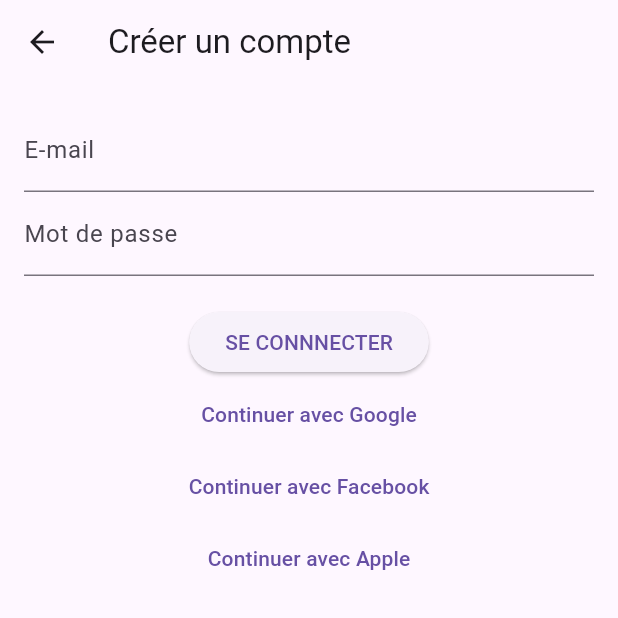
After one commit to jeanJonathan/notebook_progress, a Flutter app: the screen it shows after launch, after a tap on an icon or button, on a phone screen of 412 x 824 dp, the top half of it. The commit adds this screen. Run offline on Flutter 3.47's test engine with Material 3 defaults, Android fonts, the phone set to English and light mode, and no system bars; our stand-ins replace cloud_firestore, firebase_auth, firebase_core, firebase_storage, flutter_typeahead, google_sign_in and 5 more; missing offline and left inert: flutter_facebook_auth; accounts and stored records are empty; network calls fail.

Commit message:
Implementation de l'ecran d'authentification

```diff
--- /dev/null
+++ b/lib/authentification.dart
@@ -0,0 +1,91 @@
+import 'package:flutter/material.dart';
+import 'package:firebase_auth/firebase_auth.dart';
+import 'package:google_sign_in/google_sign_in.dart';
+import 'package:flutter_facebook_auth/flutter_facebook_auth.dart';
+import 'package:sign_in_with_apple/sign_in_with_apple.dart';
+
+class AuthScreen extends StatefulWidget {
+  @override
+  _AuthScreenState createState() => _AuthScreenState();
+}
+
+class _AuthScreenState extends State<AuthScreen> {
+  final _emailController = TextEditingController();
+  final _passwordController = TextEditingController();
+
+  @override
+  void dispose() {
+    _emailController.dispose();
+    _passwordController.dispose();
+    super.dispose();
+  }
+
+  Future<void> _signUpWithEmailPassword() async {
+    try {
+      final UserCredential userCredential = await FirebaseAuth.instance.createUserWithEmailAndPassword(
+        email: _emailController.text,
+        password: _passwordController.text,
+      );
+      // Handle successful signup, such as navigating to the home screen
+    } on FirebaseAuthException catch (e) {
+      // Handle errors, such as displaying a snackbar
+    }
+  }
+
+  Future<void> _signInWithGoogle() async {
+    // TODO: Implement Google Sign-In
+  }
+
+  Future<void> _signInWithFacebook() async {
+    // TODO: Implement Facebook Sign-In
+  }
+
+  Future<void> _signInWithApple() async {
+    // TODO: Implement Apple Sign-In
+  }
+
+  @override
+  Widget build(BuildContext context) {
+    return Scaffold(
+      appBar: AppBar(
+        title: Text('Créer un compte'),
+      ),
+      body: SingleChildScrollView(
+        child: Padding(
+          padding: EdgeInsets.all(16.0),
+          child: Column(
+            children: [
+              TextField(
+                controller: _emailController,
+                decoration: InputDecoration(labelText: 'E-mail'),
+              ),
+              TextField(
+                controller: _passwordController,
+                decoration: InputDecoration(labelText: 'Mot de passe'),
+                obscureText: true,
+              ),
+              SizedBox(height: 20),
+              ElevatedButton(
+                onPressed: _signUpWithEmailPassword,
+                child: Text('SE CONNNECTER'),
+              ),
+              TextButton(
+                onPressed: _signInWithGoogle,
+                child: Text('Continuer avec Google'),
+              ),
+              TextButton(
+                onPressed: _signInWithFacebook,
+                child: Text('Continuer avec Facebook'),
+              ),
+              TextButton(
+                onPressed: _signInWithApple,
+                child: Text('Continuer avec Apple'),
+              ),
+              // Ajoutez des liens vers votre politique de confidentialité et vos CGU ici
+            ],
+          ),
+        ),
+      ),
+    );
+  }
+}
--- a/lib/splash_screen.dart
+++ b/lib/splash_screen.dart
@@ -1,5 +1,7 @@
 import 'package:flutter/material.dart';
 import 'package:video_player/video_player.dart';
+
+import 'authentification.dart';
 
 void main() => runApp(OceanAdventureApp());
 
@@ -45,19 +47,20 @@ class _OceanAdventureHomeState extends State<OceanAdventureHome> {
           Column(
             mainAxisAlignment: MainAxisAlignment.center,
             children: <Widget>[
-              Text(
-                'YOUR WORLD. OCEAN ADVENTURE',
-                textAlign: TextAlign.center,
-                style: TextStyle(
-                  fontWeight: FontWeight.bold,
-                  fontSize: 28,
-                  color: Colors.white,
-                ),
+              Image.asset(
+                'assets/logoOcean.png', // Remplacez par le chemin de votre image/logo
+                width: 300,
+                height: 100,
               ),
               SizedBox(height: 20),
               ElevatedButton(
-                onPressed: () {},
-                child: Text('S\'authentifier ou S\'inscrire'),
+                onPressed: () {
+                  Navigator.push(
+                    context,
+                    MaterialPageRoute(builder: (context) => AuthScreen()),
+                  );
+                },
+                child: Text('S\'AUTHENTIFIER OU S\'INSCRIRE'),
                 style: ElevatedButton.styleFrom(
                   primary: Colors.white,
                   onPrimary: Colors.blue,
@@ -66,7 +69,7 @@ class _OceanAdventureHomeState extends State<OceanAdventureHome> {
               SizedBox(height: 12),
               OutlinedButton(
                 onPressed: () {},
-                child: Text('Découvrir les avantages de l\'application'),
+                child: Text('DECOUVRIR LES AVANTAGES DE L\'APPLICATION'),
                 style: OutlinedButton.styleFrom(
                   primary: Colors.white,
                 ),
--- a/pubspec.yaml
+++ b/pubspec.yaml
@@ -38,6 +38,9 @@ dependencies:
   firebase_auth: ^4.7.1
   youtube_player_flutter: ^8.1.2
   video_player: ^2.8.2
+  google_sign_in: ^6.2.1
+  flutter_facebook_auth: ^6.1.1
+  sign_in_with_apple: ^5.0.0
   image_picker: ^1.0.1
   firebase_storage: ^11.2.5
   # The following adds the Cupertino Icons font to your application.
@@ -88,6 +91,7 @@ flutter:
     - assets/kite.png
     - assets/wing.jpg
     - assets/Canaries.mp4
+    - assets/demarrage.mp4
     - assets/surf3.png
     - assets/wingfoil.png
     - assets/kitesurf3.png
```
Also changed, not shown: pubspec.lock.
